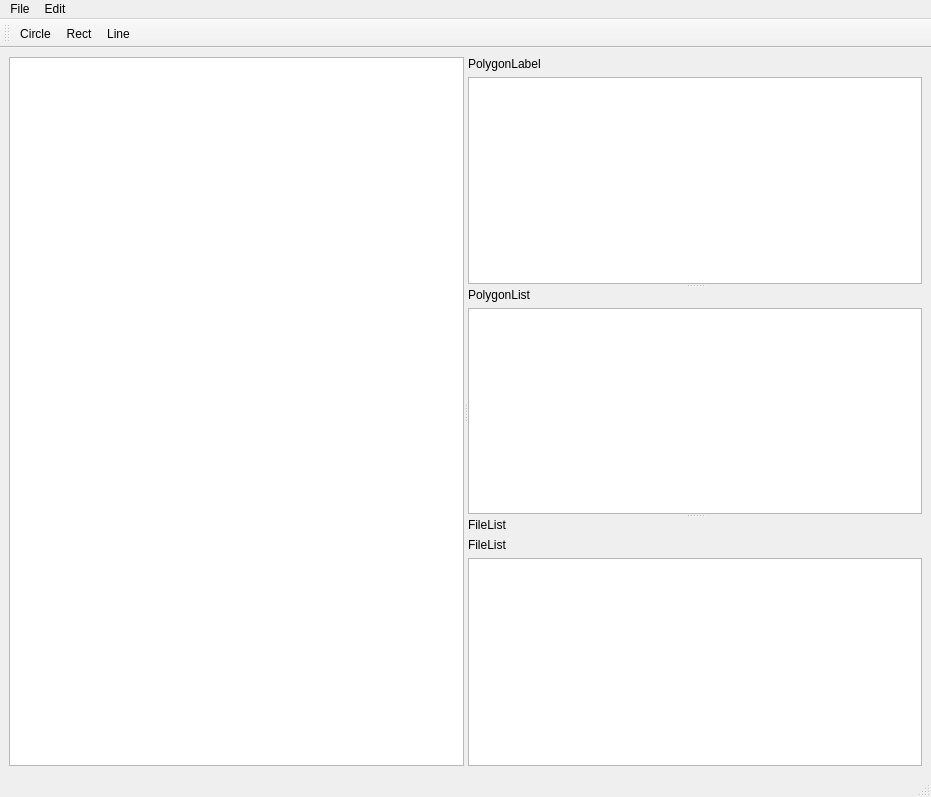
This is src/qlabelme/widgets/main_window.ui in mariekarelina/QLabelMe as Qt 5 draws it before an edit. The edited form follows.
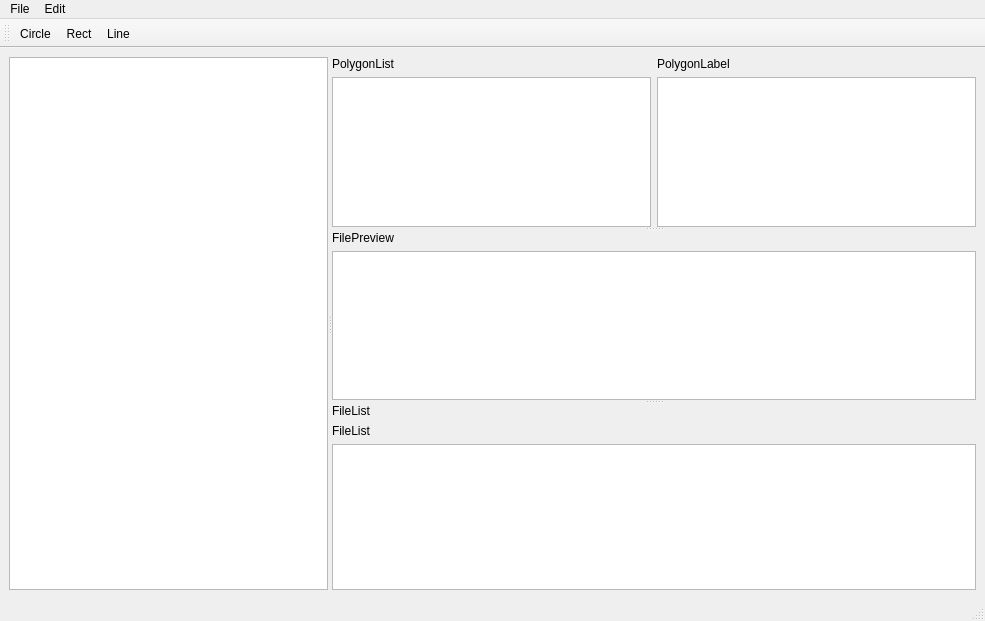
This is the edited form. Icons and pictures are not drawn. Custom widgets are drawn as their Qt base class.

```diff
--- a/src/qlabelme/widgets/main_window.ui
+++ b/src/qlabelme/widgets/main_window.ui
@@ -6,16 +6,10 @@
    <rect>
     <x>0</x>
     <y>0</y>
-    <width>931</width>
-    <height>797</height>
+    <width>985</width>
+    <height>621</height>
    </rect>
   </property>
-  <property name="sizePolicy">
-   <sizepolicy hsizetype="Minimum" vsizetype="Minimum">
-    <horstretch>0</horstretch>
-    <verstretch>0</verstretch>
-   </sizepolicy>
-  </property>
   <property name="mouseTracking">
    <bool>true</bool>
   </property>
@@ -31,7 +25,7 @@
   <widget class="QWidget" name="centralwidget">
    <layout class="QHBoxLayout" name="horizontalLayout">
     <item>
-     <widget class="QSplitter" name="splitter">
+     <widget class="QSplitter" name="splitter_2">
       <property name="orientation">
        <enum>Qt::Horizontal</enum>
       </property>
@@ -46,20 +40,43 @@
         <set>QGraphicsView::CacheBackground</set>
        </property>
       </widget>
-      <widget class="QSplitter" name="splitter2">
+      <widget class="QSplitter" name="splitter">
        <property name="orientation">
         <enum>Qt::Vertical</enum>
        </property>
-       <widget class="QWidget" name="layoutWidget">
-        <layout class="QVBoxLayout" name="verticalLayout">
-         <item>
+       <widget class="QWidget" name="gridLayoutWidget">
+        <layout class="QGridLayout" name="gridLayout">
+         <item row="0" column="0">
+          <widget class="QLabel" name="label_5">
+           <property name="sizePolicy">
+            <sizepolicy hsizetype="Expanding" vsizetype="Preferred">
+             <horstretch>0</horstretch>
+             <verstretch>0</verstretch>
+            </sizepolicy>
+           </property>
+           <property name="text">
+            <string>PolygonList</string>
+           </property>
+          </widget>
+         </item>
+         <item row="0" column="1">
           <widget class="QLabel" name="label_4">
            <property name="text">
             <string>PolygonLabel</string>
            </property>
           </widget>
          </item>
-         <item>
+         <item row="1" column="0">
+          <widget class="QListWidget" name="listWidget_PolygonList">
+           <property name="sizePolicy">
+            <sizepolicy hsizetype="Expanding" vsizetype="Expanding">
+             <horstretch>0</horstretch>
+             <verstretch>0</verstretch>
+            </sizepolicy>
+           </property>
+          </widget>
+         </item>
+         <item row="1" column="1">
           <widget class="QListWidget" name="listWidget_PolygonLabel">
            <property name="sizePolicy">
             <sizepolicy hsizetype="Expanding" vsizetype="Expanding">
@@ -74,21 +91,14 @@
        <widget class="QWidget" name="verticalLayoutWidget_6">
         <layout class="QVBoxLayout" name="verticalLayout_6">
          <item>
-          <widget class="QLabel" name="label_5">
+          <widget class="QLabel" name="label">
            <property name="text">
-            <string>PolygonList</string>
+            <string>FilePreview</string>
            </property>
           </widget>
          </item>
          <item>
-          <widget class="QListWidget" name="listWidget_PolygonList">
-           <property name="sizePolicy">
-            <sizepolicy hsizetype="Expanding" vsizetype="Expanding">
-             <horstretch>0</horstretch>
-             <verstretch>0</verstretch>
-            </sizepolicy>
-           </property>
-          </widget>
+          <widget class="QListWidget" name="listWidget"/>
          </item>
         </layout>
        </widget>
@@ -131,8 +141,8 @@
     <rect>
      <x>0</x>
      <y>0</y>
-     <width>931</width>
-     <height>27</height>
+     <width>985</width>
+     <height>23</height>
     </rect>
    </property>
    <widget class="QMenu" name="menuFile">
```
